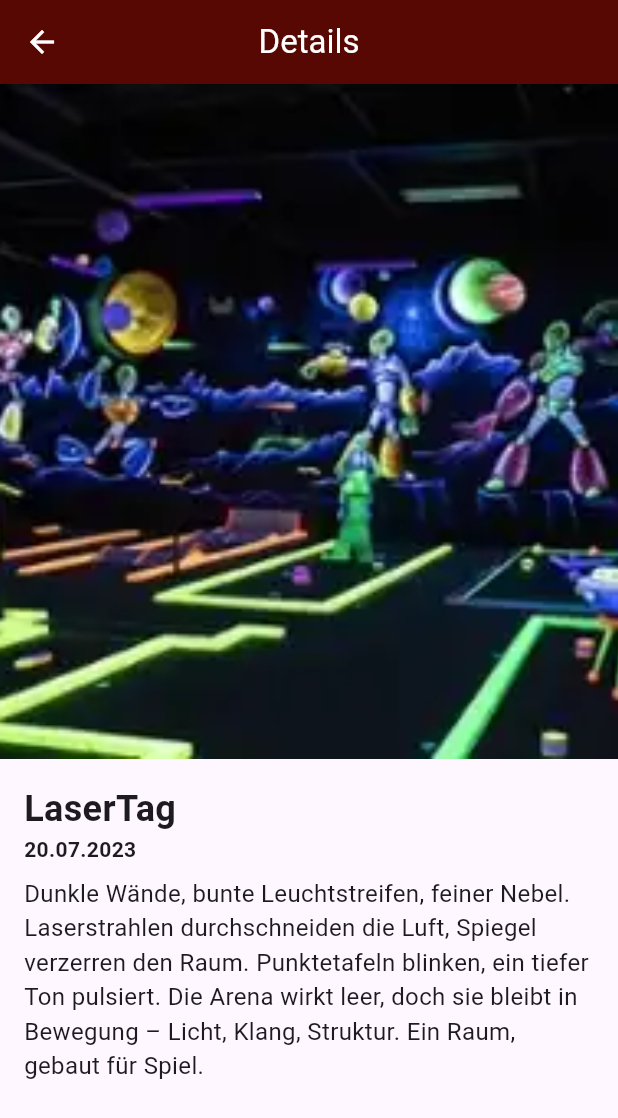
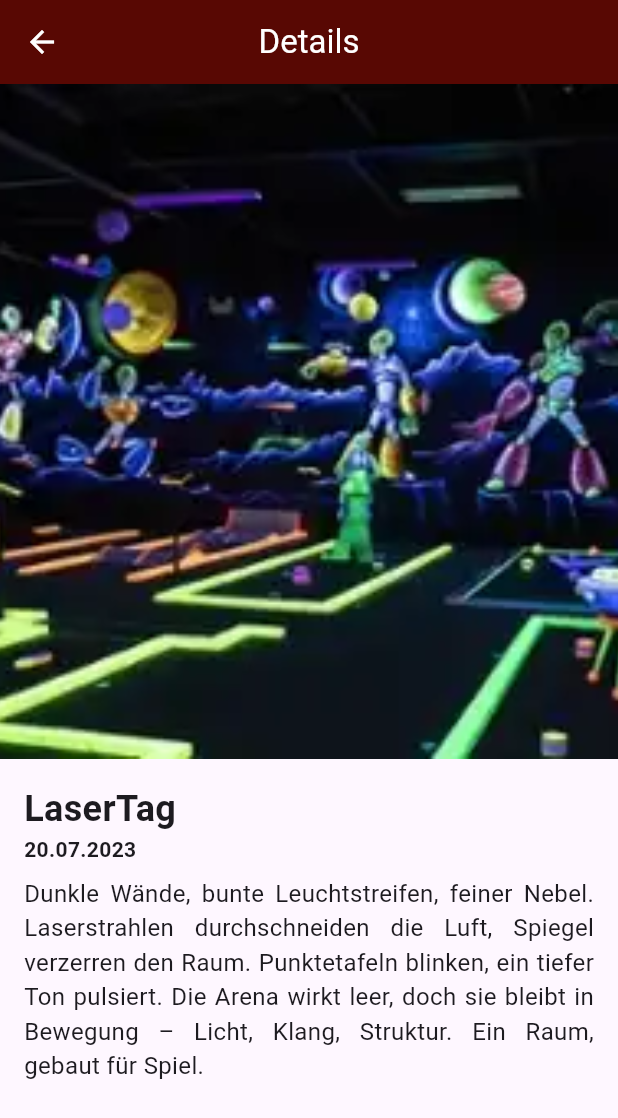
Before and after one commit to Selihei/bildergalerie, a Flutter app: the screen it shows after launch, after a tap on "LaserTag", on a phone screen of 412 x 824 dp. Shown: the top 1118 px of the screen. Run offline on Flutter 3.47's test engine with Material 3 defaults, Android fonts, the phone set to English and light mode, and no system bars.

Commit message:
scrollable Detail Text

```diff
--- a/lib/screens/details.dart
+++ b/lib/screens/details.dart
@@ -27,10 +27,15 @@ class DetailsScreen extends StatelessWidget {
               ),
                   Text(item.imageDate ?? "", style: const TextStyle(fontWeight: FontWeight.bold),),
                   const SizedBox(height: 8,),
-                  Text(
+                  SizedBox(
+                  height: 200, // Höhe anpassbar je nach Layout
+                  child: SingleChildScrollView(
+                    child: Text(
                       item.description ?? "",
-                    textAlign: TextAlign.left,
+                      textAlign: TextAlign.justify,
                       style: const TextStyle(fontSize: 16),
+                    ),
+                  ),
                 ),
               ],
             ),
```
Lines whose indentation alone changed are shown as unchanged.
